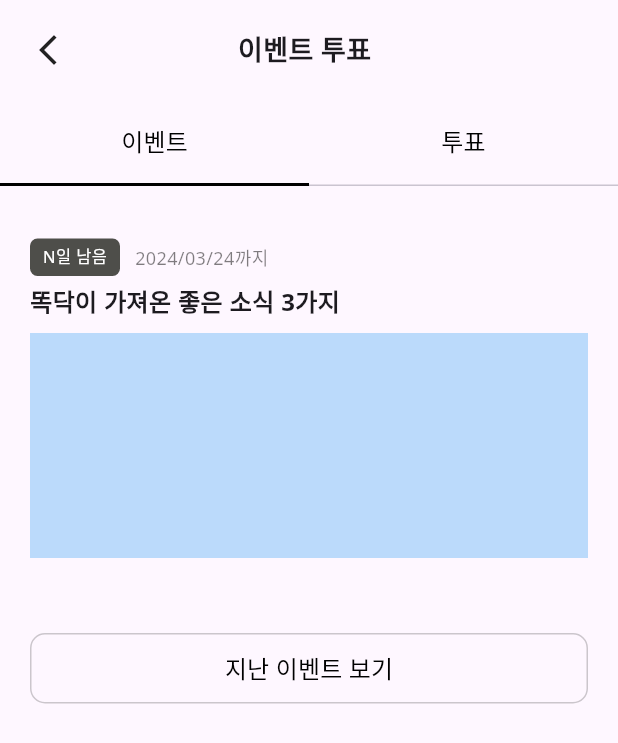
After one commit to faithinker/ddocdoc_clone, a Flutter app: the EventVoteParentScreen screen opened by its route, on a phone screen of 412 x 824 dp. The commit adds this screen. Shown: the top 743 px of the screen. Run offline on Flutter 3.47's test engine with Material 3 defaults, Android fonts, the phone set to English and light mode, and no system bars; our stand-ins replace carousel_slider, flutter_riverpod, font_awesome_flutter, go_router, google_fonts, webview_flutter; network calls fail.

Commit message:
- WebView 파일 분리 및 url 인자로 받을 수 있게 수정 - 마이페이지 > 이벤트/투표 상세화면 구현 중 - 도메인, Resource 등 Utils 파일 추가

```diff
--- /dev/null
+++ b/lib/feature/my_page/event_vote/event_list.dart
@@ -0,0 +1 @@
+import 'package:flutter/material.dart';
--- /dev/null
+++ b/lib/feature/my_page/event_vote/event_vote_parent_screen.dart
@@ -0,0 +1,207 @@
+import 'package:flutter/material.dart';
+import 'package:flutter_riverpod/flutter_riverpod.dart';
+
+class EventVoteParentScreen extends StatefulWidget {
+  const EventVoteParentScreen({super.key});
+
+  @override
+  _EventVoteParentScreen createState() => _EventVoteParentScreen();
+}
+
+class _EventVoteParentScreen extends State<EventVoteParentScreen>
+    with SingleTickerProviderStateMixin {
+  final _tabList = ['이벤트', '투표'];
+
+  late TabController tabController = TabController(
+    length: _tabList.length,
+    vsync: this,
+    initialIndex: 0,
+    animationDuration: const Duration(milliseconds: 500),
+  );
+
+  @override
+  void initState() {
+    super.initState();
+  }
+
+  @override
+  Widget build(BuildContext context) {
+    return Scaffold(
+      body: Consumer(builder: (context, watch, child) {
+        return SafeArea(
+          child: Column(
+            children: [
+              const SizedBox(height: 20),
+              Container(
+                padding: const EdgeInsetsDirectional.symmetric(horizontal: 20),
+                child: const CustomNavigation(
+                  title: '이벤트 투표',
+                ),
+              ),
+              const SizedBox(height: 20),
+              EventVoteTabBar(
+                key: const ValueKey('communityTab'),
+                tabController: tabController,
+                tabList: _tabList,
+              ),
+              const SizedBox(height: 15),
+              const SingleChildScrollView(
+                padding: EdgeInsets.symmetric(horizontal: 20),
+                child: EventVoteTile(),
+              ),
+              const SizedBox(height: 20),
+              Row(
+                children: [
+                  Expanded(
+                    child: Container(
+                      margin: const EdgeInsets.symmetric(horizontal: 20),
+                      height: 47,
+                      child: OutlinedButton(
+                        onPressed: () {
+                          // Add your onPressed logic here
+                        },
+                        style: OutlinedButton.styleFrom(
+                          shape: RoundedRectangleBorder(
+                            borderRadius: BorderRadius.circular(
+                                10), // Changed border radius
+                          ),
+                          side: BorderSide(
+                            color: Colors.black
+                                .withOpacity(0.2), // Changed border color
+                            width: 1, // Changed border width
+                          ),
+                        ),
+                        child: const Text(
+                          '지난 이벤트 보기',
+                          style: TextStyle(color: Colors.black, fontSize: 16),
+                        ), // Changed button text
+                      ),
+                    ),
+                  ),
+                ],
+              ),
+            ],
+          ),
+        );
+      }),
+    );
+  }
+}
+
+class EventVoteTabBar extends StatelessWidget {
+  final TabController tabController;
+  final List<String> tabList;
+
+  const EventVoteTabBar({
+    required Key key,
+    required this.tabController,
+    required this.tabList,
+  }) : super(key: key);
+
+  @override
+  Widget build(BuildContext context) {
+    return TabBar(
+      controller: tabController,
+      labelColor: Colors.black,
+      unselectedLabelColor: Colors.black,
+      labelStyle: const TextStyle(
+        fontSize: 16,
+      ),
+      unselectedLabelStyle: const TextStyle(
+        fontSize: 16,
+      ),
+      indicatorSize: TabBarIndicatorSize.tab,
+      indicatorColor: Colors.black,
+      overlayColor: const MaterialStatePropertyAll(
+        Colors.transparent,
+      ),
+      labelPadding: const EdgeInsets.symmetric(
+        horizontal: 20,
+        vertical: 5,
+      ),
+      onTap: (index) {},
+      tabs: tabList.map((e) => Tab(text: e)).toList(),
+    );
+  }
+}
+
+class EventVoteTile extends StatelessWidget {
+  const EventVoteTile({super.key});
+
+  @override
+  Widget build(BuildContext context) {
+    return Container(
+      margin: const EdgeInsets.symmetric(vertical: 20),
+      child: Column(
+        crossAxisAlignment: CrossAxisAlignment.start,
+        mainAxisAlignment: MainAxisAlignment.center,
+        children: [
+          Row(
+            children: [
+              Container(
+                width: 60,
+                height: 25,
+                decoration: const BoxDecoration(
+                  color: Color.fromARGB(255, 78, 78, 74),
+                  borderRadius: BorderRadius.all(Radius.circular(5)),
+                  //border: Border.all(color: Colors.blue, width: 1.0),
+                ),
+                child: const Center(
+                  child: Text(
+                    'N일 남음',
+                    style: TextStyle(fontSize: 11.0, color: Colors.white),
+                  ),
+                ),
+              ),
+              const SizedBox(width: 10),
+              Text(
+                '2024/03/24까지',
+                style: TextStyle(
+                    fontSize: 12, color: Colors.black.withOpacity(0.5)),
+              ),
+            ],
+          ),
+          const SizedBox(height: 5),
+          const Text(
+            '똑닥이 가져온 좋은 소식 3가지',
+            textAlign: TextAlign.left,
+            style: TextStyle(fontSize: 16, fontWeight: FontWeight.bold),
+          ),
+          Container(
+            margin: const EdgeInsets.symmetric(vertical: 10, horizontal: 0),
+            color: Colors.blue.withOpacity(0.3),
+            height: 150,
+          ),
+        ],
+      ),
+    );
+  }
+}
+
+class CustomNavigation extends StatelessWidget {
+  final String title;
+
+  const CustomNavigation({required this.title, super.key});
+
+  @override
+  Widget build(BuildContext context) {
+    return Row(
+      mainAxisAlignment: MainAxisAlignment.center,
+      children: [
+        GestureDetector(
+          onTap: () {},
+          child: const Icon(
+            Icons.arrow_back_ios_new,
+          ),
+        ),
+        const Spacer(),
+        Text(
+          title,
+          style: const TextStyle(fontSize: 18, fontWeight: FontWeight.w600),
+        ),
+        const SizedBox(width: 30),
+        const Spacer(),
+      ],
+    );
+  }
+}
--- /dev/null
+++ b/lib/feature/my_page/event_vote/vote_list.dart
@@ -0,0 +1 @@
+import 'package:flutter/material.dart';
--- a/lib/feature/my_page/list/item_list.dart
+++ b/lib/feature/my_page/list/item_list.dart
@@ -1,4 +1,5 @@
 import 'package:flutter/material.dart';
+import 'package:go_router/go_router.dart';
 
 class ItemList extends StatelessWidget {
   final List<(IconData, String)> lists = [
@@ -8,7 +9,7 @@ class ItemList extends StatelessWidget {
     (Icons.star, '찜한 병원'),
   ];
 
-  ItemList({Key? key}) : super(key: key);
+  ItemList({super.key});
 
   @override
   Widget build(BuildContext context) {
@@ -22,7 +23,11 @@ class ItemList extends StatelessWidget {
           itemCount: lists.length,
           itemBuilder: (BuildContext context, int index) {
             (IconData, String) item = lists[index];
-            return Row(
+            return GestureDetector(
+              onTap: () {
+                GoRouter.of(context).go('/event-vote');
+              },
+              child: Row(
                 children: [
                   Column(
                     children: [
@@ -51,6 +56,7 @@ class ItemList extends StatelessWidget {
                   ),
                   if (index != lists.length) const SizedBox(width: 20),
                 ],
+              ),
             );
           }),
     );
--- /dev/null
+++ b/lib/feature/web_view/web_view_screen.dart
@@ -0,0 +1,53 @@
+
+import 'package:flutter/material.dart';
+import 'package:webview_flutter/webview_flutter.dart';
+
+class WebViewScreen extends StatelessWidget {
+  final String url;
+
+  WebViewScreen({super.key, required this.url});
+
+  late final WebViewController _controller = WebViewController()
+    ..loadRequest(Uri.parse(url));
+
+  @override
+  Widget build(BuildContext context) {
+    return Container(
+      color: Colors.white,
+      child: SafeArea(
+        child: Column(
+          children: [
+            SizedBox(
+              width: MediaQuery.of(context).size.width,
+              height: 55,
+              child: Row(
+                mainAxisAlignment: MainAxisAlignment.spaceBetween,
+                children: [
+                  IconButton(
+                    icon: const Icon(Icons.arrow_back),
+                    onPressed: () {
+                      // FIXME: POP 제대로 안되고 있다.
+                      Navigator.of(context).pop();
+                      //GoRouter.of(context).pop();
+                    },
+                  ),
+                  const Spacer(),
+                  const Padding(
+                    padding: EdgeInsets.only(
+                        right: 48), // IconButton 길이만큼 빼줌(가운데 위치시키기 위해)
+                    child: Text(
+                      '이용약관',
+                      style: TextStyle(fontSize: 16, color: Colors.black),
+                    ),
+                  ),
+                  const Spacer(),
+                ],
+              ),
+            ),
+            Expanded(child: WebViewWidget(controller: _controller))
+          ],
+        ),
+      ),
+    );
+  }
+}
--- a/lib/main.dart
+++ b/lib/main.dart
@@ -5,16 +5,15 @@ import 'package:font_awesome_flutter/font_awesome_flutter.dart';
 import 'package:google_fonts/google_fonts.dart';
 import 'package:webview_flutter/webview_flutter.dart';
 import '../../feature/bottom_tab/tap_screen.dart';
+import '../../feature/my_page/event_vote/event_vote_parent_screen.dart';
+import '../../utils/domain_url.dart';
+import '../feature/web_view/web_view_screen.dart';
 
 void main() {
   runApp(const ProviderScope(
-    child: ChildRemoteReservationApp(),
+    child: DdocdocApp(),
   ));
 }
-
-// final WebViewController _controller = WebViewController()
-//       ..loadRequest(Uri.parse('https://ddocdoc.com/terms/service'));
-//       WebViewWidget(controller: _controller),
 
 final GoRouter _router = GoRouter(
   routes: [
@@ -22,70 +21,20 @@ final GoRouter _router = GoRouter(
       path: '/',
       builder: (context, state) => TabScreen(),
     ),
-
-    GoRoute(path: '/service', builder: (context, state) => WebViewScreen()),
-    // GoRoute(
-    //   path: '/classA',
-    //   builder: (context, state) => ClassA(),
-    // ),
-
-    // GoRoute(
-    //   path: '/classB',
-    //   builder: (context, state) => ClassB(),
-    // ),
+    GoRoute(
+        path: '/service',
+        builder: (context, state) => WebViewScreen(url: DomainURL.service)),
+    GoRoute(
+        path: '/event-vote',
+        builder: (context, state) => const EventVoteParentScreen()),
+    GoRoute(
+        path: '/app-event',
+        builder: (context, state) => WebViewScreen(url: DomainURL.appEvent)),
   ],
 );
-// https://boostbrothers.notion.site/6f85819f89ac4c3d8ba3240dd6fb0346
-// https://boostbrothers.notion.site/57831ade7e8a4935bc1b9e09b0f1965b
-class WebViewScreen extends StatelessWidget {
-  final WebViewController _controller = WebViewController()
-    ..loadRequest(Uri.parse('https://ddocdoc.com/terms/service'));
 
-  WebViewScreen({super.key});
-
-  @override
-  Widget build(BuildContext context) {
-    return Container(
-      color: Colors.white,
-      child: SafeArea(
-        child: Column(
-          children: [
-            SizedBox(
-              width: MediaQuery.of(context).size.width,
-              height: 55,
-              child: Row(
-                mainAxisAlignment: MainAxisAlignment.spaceBetween,
-                children: [
-                  IconButton(
-                    icon: const Icon(Icons.arrow_back),
-                    onPressed: () {
-                      // FIXME: POP 제대로 안되고 있다.
-                      Navigator.of(context).pop();
-                      //GoRouter.of(context).pop();
-                    },
-                  ),
-                  const Spacer(),
-                  const Padding(
-                    padding: EdgeInsets.only(right: 48), // IconButton 길이만큼 빼줌(가운데 위치시키기 위해)
-                    child: Text(
-                      '이용약관',
-                      style: TextStyle(fontSize: 16, color: Colors.black),
-                    ),
-                  ),
-                  const Spacer(),
-                ],
-              ),
-            ),
-            Expanded(child: WebViewWidget(controller: _controller))
-          ],
-        ),
-      ),
-    );
-  }
-}
-
-class ChildRemoteReservationApp extends StatelessWidget {
-  const ChildRemoteReservationApp({super.key});
+class DdocdocApp extends StatelessWidget {
+  const DdocdocApp({super.key});
 
   @override
   Widget build(BuildContext context) {
--- /dev/null
+++ b/lib/utils/domain_url.dart
@@ -0,0 +1,16 @@
+class DomainURL {
+  static const String domain = 'https://ddocdoc.com';
+
+  static const String service = 'https://ddocdoc.com/terms/service';
+
+  static const String appEvent = 'https://event-vote.webview.ddocdoc.com/app-event/ended';
+
+  /// https://boostbrothers.notion.site/6f85819f89ac4c3d8ba3240dd6fb0346
+  /// https://boostbrothers.notion.site/57831ade7e8a4935bc1b9e09b0f1965b
+  /// https://event-vote.webview.ddocdoc.com/app-event/ended
+  /// https://ddocdoc.com/terms/service
+  /// https://blog.hospital.ddocdoc.com/
+  ///
+
+  static const String blog = 'blog.hospital.ddocdoc.com';
+}
--- /dev/null
+++ b/lib/utils/resources.dart
@@ -0,0 +1,3 @@
+class R {
+  static const name = '';
+}
```
Also changed, not shown: 1 other file. Lines whose indentation alone changed are shown as unchanged.
